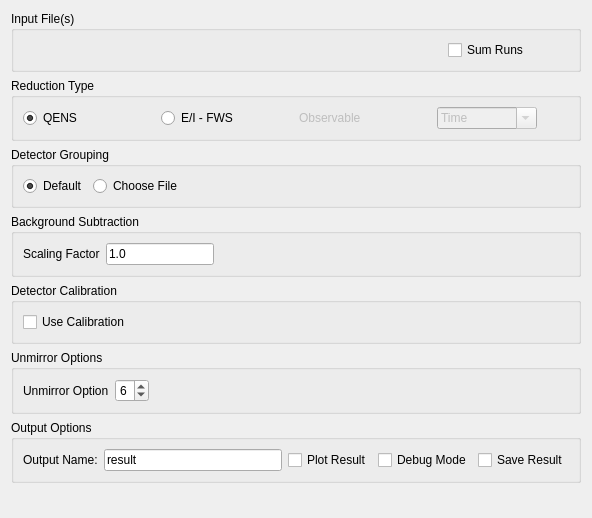
Above: MantidQt/CustomInterfaces/inc/MantidQtCustomInterfaces/Indirect/ILLEnergyTransfer.ui from mantidproject/mantid before the change. Below: the same form after it.
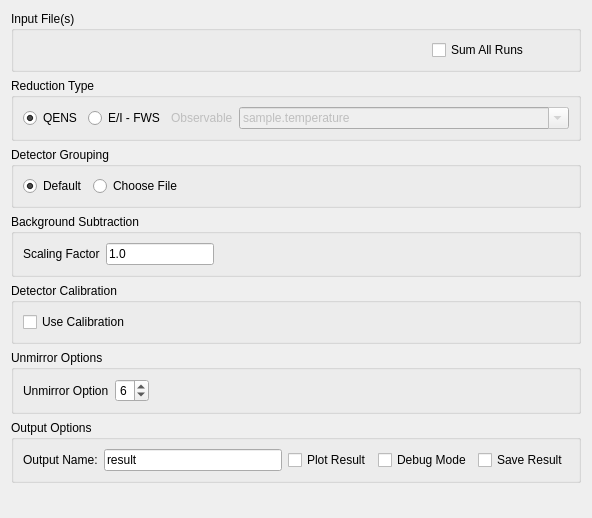
That is the form after the change. Custom widgets are drawn as their Qt base class.

Commit message: Re #16753 observable items in GUI

The edit to the form file:
```diff
--- a/MantidQt/CustomInterfaces/inc/MantidQtCustomInterfaces/Indirect/ILLEnergyTransfer.ui
+++ b/MantidQt/CustomInterfaces/inc/MantidQtCustomInterfaces/Indirect/ILLEnergyTransfer.ui
@@ -78,7 +78,7 @@
          <string>Sum the input files</string>
         </property>
         <property name="text">
-         <string>Sum Runs</string>
+         <string>Sum All Runs</string>
         </property>
         <property name="checked">
          <bool>false</bool>
@@ -143,7 +143,7 @@
         </property>
        </widget>
       </item>
-      <item alignment="Qt::AlignLeft|Qt::AlignVCenter">
+      <item>
        <widget class="QComboBox" name="cbObservable">
         <property name="enabled">
          <bool>false</bool>
@@ -159,7 +159,7 @@
         </property>
         <item>
          <property name="text">
-          <string>Time</string>
+          <string>sample.temperature</string>
          </property>
         </item>
         <item>
```
Left out of the diff: 9 changed lines with no effect on the pictures. The commit also changes 1 other file.
